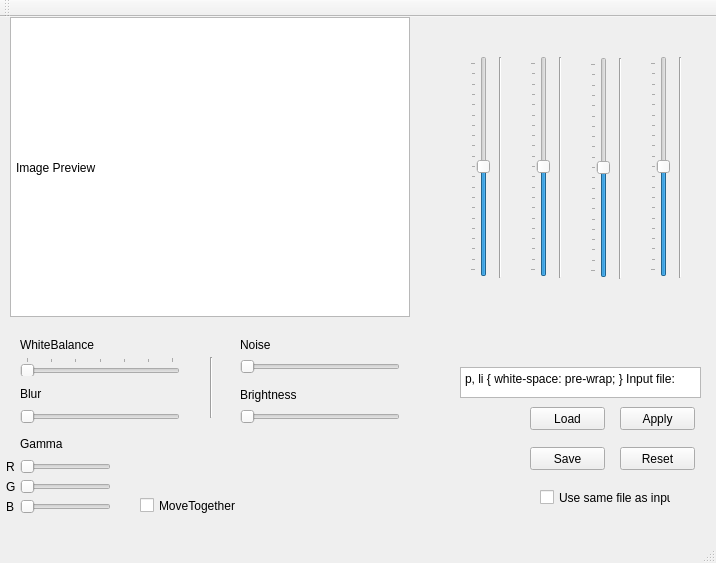
Above: ImageGUI/mainwindow.ui from peperunii/CV_Library_GUI before the change. Below: the same form after it.
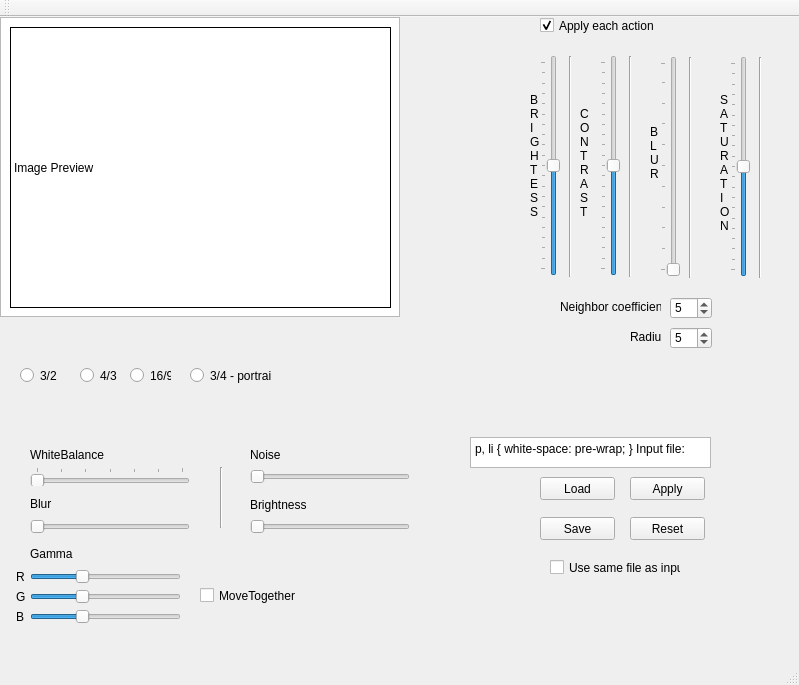
That is the form after the change.

Patch:
```diff
--- a/ImageGUI/mainwindow.ui
+++ b/ImageGUI/mainwindow.ui
@@ -6,8 +6,8 @@
    <rect>
     <x>0</x>
     <y>0</y>
-    <width>716</width>
-    <height>563</height>
+    <width>799</width>
+    <height>685</height>
    </rect>
   </property>
   <property name="windowTitle">
@@ -17,7 +17,7 @@
    <widget class="QGraphicsView" name="ImageWindow">
     <property name="geometry">
      <rect>
-      <x>10</x>
+      <x>0</x>
       <y>0</y>
       <width>400</width>
       <height>300</height>
@@ -27,8 +27,8 @@
    <widget class="QSlider" name="horizontalSlider">
     <property name="geometry">
      <rect>
-      <x>20</x>
-      <y>340</y>
+      <x>30</x>
+      <y>450</y>
       <width>160</width>
       <height>19</height>
      </rect>
@@ -52,8 +52,8 @@
    <widget class="QSlider" name="horizontalSlider_2">
     <property name="geometry">
      <rect>
-      <x>20</x>
-      <y>390</y>
+      <x>30</x>
+      <y>500</y>
       <width>160</width>
       <height>19</height>
      </rect>
@@ -65,8 +65,8 @@
    <widget class="QLabel" name="label">
     <property name="geometry">
      <rect>
-      <x>20</x>
-      <y>320</y>
+      <x>30</x>
+      <y>430</y>
       <width>101</width>
       <height>16</height>
      </rect>
@@ -78,8 +78,8 @@
    <widget class="QLabel" name="label_2">
     <property name="geometry">
      <rect>
-      <x>20</x>
-      <y>370</y>
+      <x>30</x>
+      <y>480</y>
       <width>47</width>
       <height>13</height>
      </rect>
@@ -91,8 +91,8 @@
    <widget class="QSlider" name="BrightnessSlider">
     <property name="geometry">
      <rect>
-      <x>470</x>
-      <y>39</y>
+      <x>540</x>
+      <y>38</y>
       <width>20</width>
       <height>221</height>
      </rect>
@@ -116,8 +116,8 @@
    <widget class="Line" name="line">
     <property name="geometry">
      <rect>
-      <x>490</x>
-      <y>40</y>
+      <x>560</x>
+      <y>39</y>
       <width>20</width>
       <height>221</height>
      </rect>
@@ -129,8 +129,8 @@
    <widget class="QSlider" name="ContrastSlider">
     <property name="geometry">
      <rect>
-      <x>530</x>
-      <y>39</y>
+      <x>600</x>
+      <y>38</y>
       <width>20</width>
       <height>221</height>
      </rect>
@@ -154,8 +154,8 @@
    <widget class="Line" name="line_2">
     <property name="geometry">
      <rect>
-      <x>550</x>
-      <y>40</y>
+      <x>620</x>
+      <y>39</y>
       <width>20</width>
       <height>221</height>
      </rect>
@@ -167,14 +167,14 @@
    <widget class="QSlider" name="BlurImageSlider">
     <property name="geometry">
      <rect>
-      <x>590</x>
-      <y>40</y>
+      <x>660</x>
+      <y>39</y>
       <width>20</width>
       <height>221</height>
      </rect>
     </property>
     <property name="minimum">
-     <number>-100</number>
+     <number>1</number>
     </property>
     <property name="maximum">
      <number>100</number>
@@ -189,8 +189,8 @@
    <widget class="Line" name="line_3">
     <property name="geometry">
      <rect>
-      <x>610</x>
-      <y>41</y>
+      <x>680</x>
+      <y>40</y>
       <width>20</width>
       <height>221</height>
      </rect>
@@ -202,7 +202,7 @@
    <widget class="QSlider" name="verticalSlider_4">
     <property name="geometry">
      <rect>
-      <x>650</x>
+      <x>730</x>
       <y>39</y>
       <width>20</width>
       <height>221</height>
@@ -227,7 +227,7 @@
    <widget class="Line" name="line_4">
     <property name="geometry">
      <rect>
-      <x>670</x>
+      <x>750</x>
       <y>40</y>
       <width>20</width>
       <height>221</height>
@@ -240,8 +240,8 @@
    <widget class="QPushButton" name="pushButton">
     <property name="geometry">
      <rect>
-      <x>620</x>
-      <y>390</y>
+      <x>630</x>
+      <y>460</y>
       <width>75</width>
       <height>23</height>
      </rect>
@@ -253,8 +253,8 @@
    <widget class="QPushButton" name="pushButton_2">
     <property name="geometry">
      <rect>
-      <x>620</x>
-      <y>430</y>
+      <x>630</x>
+      <y>500</y>
       <width>75</width>
       <height>23</height>
      </rect>
@@ -266,8 +266,8 @@
    <widget class="QPushButton" name="pushButton_3">
     <property name="geometry">
      <rect>
-      <x>530</x>
-      <y>430</y>
+      <x>540</x>
+      <y>500</y>
       <width>75</width>
       <height>23</height>
      </rect>
@@ -279,8 +279,8 @@
    <widget class="QPushButton" name="pushButton_4">
     <property name="geometry">
      <rect>
-      <x>530</x>
-      <y>390</y>
+      <x>540</x>
+      <y>460</y>
       <width>75</width>
       <height>23</height>
      </rect>
@@ -292,8 +292,8 @@
    <widget class="QSlider" name="horizontalSlider_5">
     <property name="geometry">
      <rect>
-      <x>240</x>
-      <y>340</y>
+      <x>250</x>
+      <y>450</y>
       <width>160</width>
       <height>19</height>
      </rect>
@@ -305,8 +305,8 @@
    <widget class="QLabel" name="label_3">
     <property name="geometry">
      <rect>
-      <x>240</x>
-      <y>370</y>
+      <x>250</x>
+      <y>480</y>
       <width>81</width>
       <height>16</height>
      </rect>
@@ -318,8 +318,8 @@
    <widget class="QSlider" name="horizontalSlider_6">
     <property name="geometry">
      <rect>
-      <x>240</x>
-      <y>390</y>
+      <x>250</x>
+      <y>500</y>
       <width>160</width>
       <height>19</height>
      </rect>
@@ -331,8 +331,8 @@
    <widget class="QLabel" name="label_4">
     <property name="geometry">
      <rect>
-      <x>240</x>
-      <y>320</y>
+      <x>250</x>
+      <y>430</y>
       <width>101</width>
       <height>16</height>
      </rect>
@@ -344,8 +344,8 @@
    <widget class="QCheckBox" name="checkBox_1">
     <property name="geometry">
      <rect>
-      <x>540</x>
-      <y>470</y>
+      <x>550</x>
+      <y>540</y>
       <width>131</width>
       <height>21</height>
      </rect>
@@ -357,8 +357,8 @@
    <widget class="Line" name="line_5">
     <property name="geometry">
      <rect>
-      <x>210</x>
-      <y>340</y>
+      <x>220</x>
+      <y>450</y>
       <width>3</width>
       <height>61</height>
      </rect>
@@ -370,12 +370,24 @@
    <widget class="QSlider" name="horizontalSlider_3">
     <property name="geometry">
      <rect>
-      <x>20</x>
-      <y>440</y>
-      <width>91</width>
+      <x>30</x>
+      <y>550</y>
+      <width>151</width>
       <height>19</height>
      </rect>
     </property>
+    <property name="minimum">
+     <number>0</number>
+    </property>
+    <property name="maximum">
+     <number>30</number>
+    </property>
+    <property name="singleStep">
+     <number>1</number>
+    </property>
+    <property name="value">
+     <number>10</number>
+    </property>
     <property name="orientation">
      <enum>Qt::Horizontal</enum>
     </property>
@@ -383,12 +395,21 @@
    <widget class="QSlider" name="horizontalSlider_4">
     <property name="geometry">
      <rect>
-      <x>20</x>
-      <y>460</y>
-      <width>91</width>
+      <x>30</x>
+      <y>570</y>
+      <width>151</width>
       <height>19</height>
      </rect>
     </property>
+    <property name="minimum">
+     <number>0</number>
+    </property>
+    <property name="maximum">
+     <number>30</number>
+    </property>
+    <property name="value">
+     <number>10</number>
+    </property>
     <property name="orientation">
      <enum>Qt::Horizontal</enum>
     </property>
@@ -396,12 +417,21 @@
    <widget class="QSlider" name="horizontalSlider_7">
     <property name="geometry">
      <rect>
-      <x>20</x>
-      <y>480</y>
-      <width>91</width>
+      <x>30</x>
+      <y>590</y>
+      <width>151</width>
       <height>19</height>
      </rect>
     </property>
+    <property name="minimum">
+     <number>0</number>
+    </property>
+    <property name="maximum">
+     <number>30</number>
+    </property>
+    <property name="value">
+     <number>10</number>
+    </property>
     <property name="orientation">
      <enum>Qt::Horizontal</enum>
     </property>
@@ -409,8 +439,8 @@
    <widget class="QLabel" name="label_5">
     <property name="geometry">
      <rect>
-      <x>6</x>
-      <y>440</y>
+      <x>16</x>
+      <y>550</y>
       <width>41</width>
       <height>20</height>
      </rect>
@@ -422,8 +452,8 @@
    <widget class="QLabel" name="label_6">
     <property name="geometry">
      <rect>
-      <x>6</x>
-      <y>460</y>
+      <x>16</x>
+      <y>570</y>
       <width>51</width>
       <height>20</height>
      </rect>
@@ -435,8 +465,8 @@
    <widget class="QLabel" name="label_7">
     <property name="geometry">
      <rect>
-      <x>6</x>
-      <y>480</y>
+      <x>16</x>
+      <y>590</y>
       <width>51</width>
       <height>20</height>
      </rect>
@@ -448,8 +478,8 @@
    <widget class="QCheckBox" name="checkBox_2">
     <property name="geometry">
      <rect>
-      <x>140</x>
-      <y>480</y>
+      <x>200</x>
+      <y>570</y>
       <width>101</width>
       <height>17</height>
      </rect>
@@ -461,8 +491,8 @@
    <widget class="QLabel" name="label_8">
     <property name="geometry">
      <rect>
-      <x>20</x>
-      <y>420</y>
+      <x>30</x>
+      <y>530</y>
       <width>47</width>
       <height>13</height>
      </rect>
@@ -474,12 +504,18 @@
    <widget class="QLabel" name="label_9">
     <property name="geometry">
      <rect>
-      <x>16</x>
+      <x>10</x>
       <y>10</y>
       <width>381</width>
       <height>281</height>
      </rect>
     </property>
+    <property name="mouseTracking">
+     <bool>true</bool>
+    </property>
+    <property name="frameShape">
+     <enum>QFrame::Box</enum>
+    </property>
     <property name="text">
      <string>Image Preview</string>
     </property>
@@ -487,8 +523,8 @@
    <widget class="QTextEdit" name="textEdit">
     <property name="geometry">
      <rect>
-      <x>460</x>
-      <y>350</y>
+      <x>470</x>
+      <y>420</y>
       <width>241</width>
       <height>31</height>
      </rect>
@@ -501,6 +537,258 @@
 &lt;p style=&quot; margin-top:0px; margin-bottom:0px; margin-left:0px; margin-right:0px; -qt-block-indent:0; text-indent:0px;&quot;&gt;&lt;span style=&quot; font-size:8pt;&quot;&gt;Input file:&lt;/span&gt;&lt;/p&gt;&lt;/body&gt;&lt;/html&gt;</string>
     </property>
    </widget>
+   <widget class="QRadioButton" name="radioButton">
+    <property name="geometry">
+     <rect>
+      <x>20</x>
+      <y>350</y>
+      <width>41</width>
+      <height>17</height>
+     </rect>
+    </property>
+    <property name="text">
+     <string>3/2</string>
+    </property>
+   </widget>
+   <widget class="QRadioButton" name="radioButton_2">
+    <property name="geometry">
+     <rect>
+      <x>80</x>
+      <y>350</y>
+      <width>41</width>
+      <height>17</height>
+     </rect>
+    </property>
+    <property name="text">
+     <string>4/3</string>
+    </property>
+   </widget>
+   <widget class="QRadioButton" name="radioButton_3">
+    <property name="geometry">
+     <rect>
+      <x>130</x>
+      <y>350</y>
+      <width>41</width>
+      <height>17</height>
+     </rect>
+    </property>
+    <property name="text">
+     <string>16/9</string>
+    </property>
+   </widget>
+   <widget class="QRadioButton" name="radioButton_4">
+    <property name="geometry">
+     <rect>
+      <x>190</x>
+      <y>350</y>
+      <width>81</width>
+      <height>17</height>
+     </rect>
+    </property>
+    <property name="text">
+     <string>3/4 - portrait</string>
+    </property>
+   </widget>
+   <widget class="QSpinBox" name="spinBox">
+    <property name="geometry">
+     <rect>
+      <x>670</x>
+      <y>280</y>
+      <width>42</width>
+      <height>22</height>
+     </rect>
+    </property>
+    <property name="maximum">
+     <number>50</number>
+    </property>
+    <property name="value">
+     <number>5</number>
+    </property>
+   </widget>
+   <widget class="QLabel" name="label_10">
+    <property name="geometry">
+     <rect>
+      <x>560</x>
+      <y>280</y>
+      <width>101</width>
+      <height>20</height>
+     </rect>
+    </property>
+    <property name="text">
+     <string>Neighbor coefficients:</string>
+    </property>
+   </widget>
+   <widget class="QSpinBox" name="spinBox_2">
+    <property name="geometry">
+     <rect>
+      <x>670</x>
+      <y>310</y>
+      <width>42</width>
+      <height>22</height>
+     </rect>
+    </property>
+    <property name="maximum">
+     <number>50</number>
+    </property>
+    <property name="value">
+     <number>5</number>
+    </property>
+   </widget>
+   <widget class="QLabel" name="label_11">
+    <property name="geometry">
+     <rect>
+      <x>630</x>
+      <y>310</y>
+      <width>31</width>
+      <height>20</height>
+     </rect>
+    </property>
+    <property name="text">
+     <string>Radius</string>
+    </property>
+   </widget>
+   <widget class="QLabel" name="label_12">
+    <property name="geometry">
+     <rect>
+      <x>530</x>
+      <y>40</y>
+      <width>16</width>
+      <height>211</height>
+     </rect>
+    </property>
+    <property name="text">
+     <string>B
+R
+I
+G
+H
+T
+E
+S
+S
+</string>
+    </property>
+   </widget>
+   <widget class="QLabel" name="label_13">
+    <property name="geometry">
+     <rect>
+      <x>580</x>
+      <y>40</y>
+      <width>16</width>
+      <height>211</height>
+     </rect>
+    </property>
+    <property name="text">
+     <string>C
+O
+N
+T
+R
+A
+S
+T</string>
+    </property>
+   </widget>
+   <widget class="QLabel" name="label_14">
+    <property name="geometry">
+     <rect>
+      <x>650</x>
+      <y>30</y>
+      <width>16</width>
+      <height>211</height>
+     </rect>
+    </property>
+    <property name="text">
+     <string>B
+L
+U
+R</string>
+    </property>
+   </widget>
+   <widget class="QLabel" name="label_15">
+    <property name="geometry">
+     <rect>
+      <x>720</x>
+      <y>40</y>
+      <width>16</width>
+      <height>211</height>
+     </rect>
+    </property>
+    <property name="text">
+     <string>S
+A
+T
+U
+R
+A
+T
+I
+O
+N</string>
+    </property>
+   </widget>
+   <widget class="QCheckBox" name="ApplyCheckBox">
+    <property name="geometry">
+     <rect>
+      <x>540</x>
+      <y>0</y>
+      <width>131</width>
+      <height>17</height>
+     </rect>
+    </property>
+    <property name="text">
+     <string>Apply each action</string>
+    </property>
+    <property name="checked">
+     <bool>true</bool>
+    </property>
+   </widget>
+   <zorder>ImageWindow</zorder>
+   <zorder>horizontalSlider</zorder>
+   <zorder>horizontalSlider_2</zorder>
+   <zorder>label</zorder>
+   <zorder>label_2</zorder>
+   <zorder>BrightnessSlider</zorder>
+   <zorder>line</zorder>
+   <zorder>ContrastSlider</zorder>
+   <zorder>line_2</zorder>
+   <zorder>BlurImageSlider</zorder>
+   <zorder>line_3</zorder>
+   <zorder>verticalSlider_4</zorder>
+   <zorder>line_4</zorder>
+   <zorder>pushButton</zorder>
+   <zorder>pushButton_2</zorder>
+   <zorder>pushButton_3</zorder>
+   <zorder>pushButton_4</zorder>
+   <zorder>horizontalSlider_5</zorder>
+   <zorder>label_3</zorder>
+   <zorder>horizontalSlider_6</zorder>
+   <zorder>label_4</zorder>
+   <zorder>checkBox_1</zorder>
+   <zorder>line_5</zorder>
+   <zorder>horizontalSlider_3</zorder>
+   <zorder>horizontalSlider_4</zorder>
+   <zorder>horizontalSlider_7</zorder>
+   <zorder>label_5</zorder>
+   <zorder>label_6</zorder>
+   <zorder>label_7</zorder>
+   <zorder>MoveTogetherCheckBox</zorder>
+   <zorder>label_8</zorder>
+   <zorder>textEdit</zorder>
+   <zorder>radioButton</zorder>
+   <zorder>radioButton_2</zorder>
+   <zorder>radioButton_3</zorder>
+   <zorder>radioButton_4</zorder>
+   <zorder>label_9</zorder>
+   <zorder>spinBox</zorder>
+   <zorder>label_10</zorder>
+   <zorder>spinBox_2</zorder>
+   <zorder>label_11</zorder>
+   <zorder>label_12</zorder>
+   <zorder>label_13</zorder>
+   <zorder>label_14</zorder>
+   <zorder>label_15</zorder>
+   <zorder>ApplyCheckBox</zorder>
   </widget>
   <widget class="QMenuBar" name="menuBar">
    <property name="geometry">
```
Left out of the diff: 4 changed lines with no effect on the pictures.
